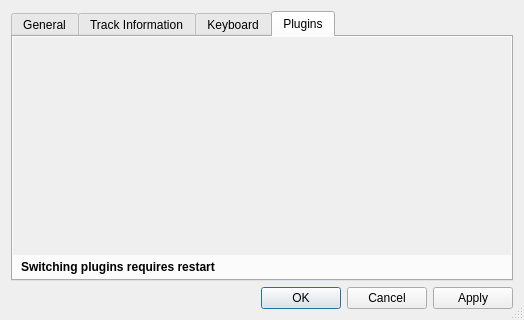
nulloy/nulloy, file src/preferencesDialog.ui: the form before one commit.
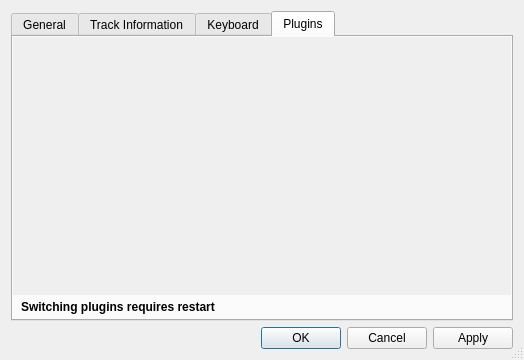
The form after the commit. The open tabs and pages were chosen to show the change. Custom widgets are drawn as their Qt base class.

Commit message: preferences dialog fixes

```diff
--- a/src/preferencesDialog.ui
+++ b/src/preferencesDialog.ui
@@ -7,7 +7,7 @@
     <x>0</x>
     <y>0</y>
     <width>524</width>
-    <height>320</height>
+    <height>360</height>
    </rect>
   </property>
   <property name="windowTitle">
@@ -386,8 +386,8 @@
            <rect>
             <x>0</x>
             <y>0</y>
-            <width>549</width>
-            <height>297</height>
+            <width>100</width>
+            <height>30</height>
            </rect>
           </property>
          </widget>
```
Left out of the diff: 2 changed lines with no effect on the pictures. The commit also changes 3 other files.
